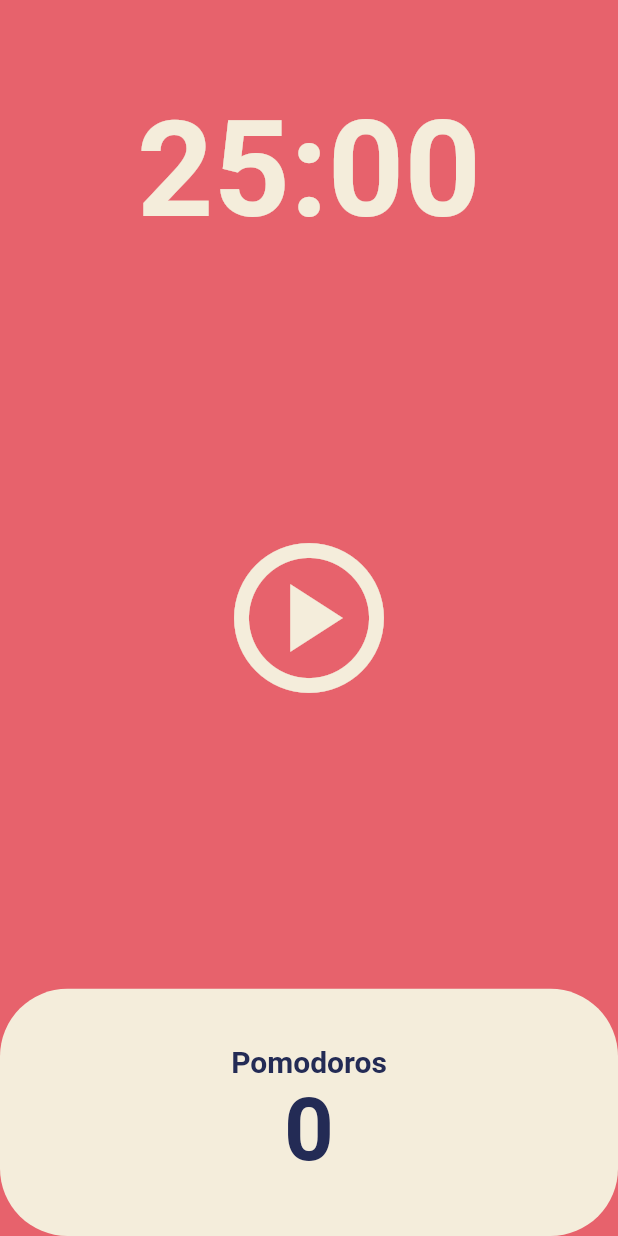
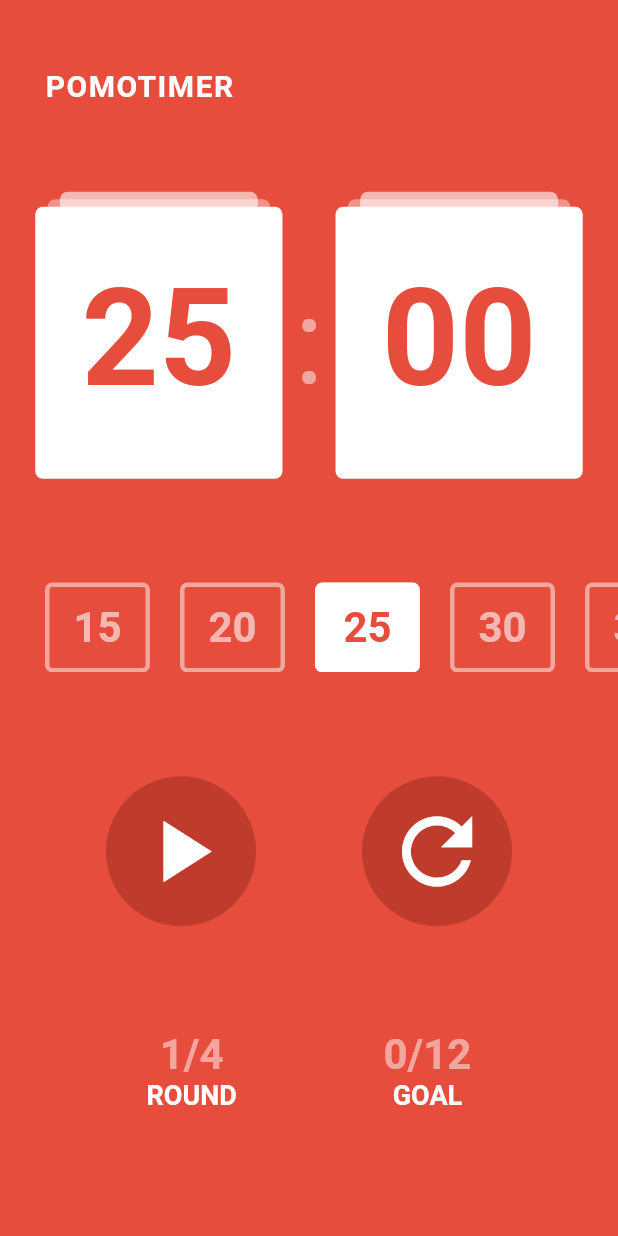
Before and after one commit to ukiiing00/toonflix, a Flutter app: the screen it shows after launch, on a phone screen of 412 x 824 dp. Run offline on Flutter 3.47's test engine with Material 2 defaults, Android fonts, the phone set to English and light mode, and no system bars.

Commit message:
Pomodoros CodeChallenge

```diff
--- a/lib/main.dart
+++ b/lib/main.dart
@@ -1,11 +1,32 @@
 import 'package:flutter/material.dart';
+import 'package:flutter/services.dart';
 import 'package:toonflix/screens/home_screen.dart';
-import 'package:toonflix/widgets/button.dart';
-import 'package:toonflix/widgets/currency_card.dart';
+import 'package:toonflix/screens/pomodoros_challenge_screen.dart';
 import 'package:toonflix/widgets/schedule_card.dart';
 
 void main() {
-  runApp(const Pomodoro());
+  runApp(const PomodorosChallenge());
+}
+
+class PomodorosChallenge extends StatefulWidget {
+  const PomodorosChallenge({super.key});
+
+  @override
+  State<PomodorosChallenge> createState() => _PomodorosChallengeState();
+}
+
+class _PomodorosChallengeState extends State<PomodorosChallenge> {
+  @override
+  Widget build(BuildContext context) {
+    SystemChrome.setEnabledSystemUIMode(SystemUiMode.manual, overlays: []);
+
+    return MaterialApp(
+      theme: ThemeData(
+        primaryColor: const Color(0xFFE64D3D),
+      ),
+      home: const PomodoroChallengeScreen(),
+    );
+  }
 }
 
 class Pomodoro extends StatelessWidget {
@@ -146,146 +167,3 @@ class CodeChallenge extends StatelessWidget {
     );
   }
 }
-
-class App extends StatelessWidget {
-  const App({super.key});
-
-  @override
-  Widget build(BuildContext context) {
-    return MaterialApp(
-      home: Scaffold(
-        backgroundColor: const Color(0xFF181818),
-        body: SingleChildScrollView(
-          child: Padding(
-            padding: const EdgeInsets.symmetric(
-              horizontal: 20,
-            ),
-            child: Column(
-              crossAxisAlignment: CrossAxisAlignment.start,
-              children: [
-                const SizedBox(
-                  height: 80,
-                ),
-                Row(
-                  mainAxisAlignment: MainAxisAlignment.end,
-                  children: [
-                    Column(
-                      crossAxisAlignment: CrossAxisAlignment.end,
-                      children: [
-                        const Text(
-                          "Hey, Selena",
-                          style: TextStyle(
-                            color: Colors.white,
-                            fontSize: 28,
-                            fontWeight: FontWeight.w800,
-                          ),
-                        ),
-                        Text(
-                          "Welcome back",
-                          style: TextStyle(
-                            color: Colors.white.withOpacity(0.8),
-                            fontSize: 18,
-                          ),
-                        ),
-                      ],
-                    )
-                  ],
-                ),
-                const SizedBox(
-                  height: 50,
-                ),
-                Text(
-                  "Total Balance",
-                  style: TextStyle(
-                    fontSize: 22,
-                    color: Colors.white.withOpacity(0.8),
-                  ),
-                ),
-                const SizedBox(
-                  height: 5,
-                ),
-                const Text(
-                  "\$5 194 382",
-                  style: TextStyle(
-                    color: Colors.white,
-                    fontSize: 44,
-                    fontWeight: FontWeight.w600,
-                  ),
-                ),
-                const SizedBox(
-                  height: 30,
-                ),
-                Row(
-                  mainAxisAlignment: MainAxisAlignment.spaceBetween,
-                  children: const [
-                    Button(
-                      text: 'Transfer',
-                      bgColor: Color(0xFFF1B33B),
-                      textColor: Colors.black,
-                    ),
-                    Button(
-                      text: 'Request',
-                      bgColor: Color(0xFF1F2123),
-                      textColor: Colors.white,
-                    ),
-                  ],
-                ),
-                const SizedBox(
-                  height: 70,
-                ),
-                Row(
-                  mainAxisAlignment: MainAxisAlignment.spaceBetween,
-                  crossAxisAlignment: CrossAxisAlignment.end,
-                  children: [
-                    const Text(
-                      "Wallets",
-                      style: TextStyle(
-                        fontSize: 36,
-                        color: Colors.white,
-                        fontWeight: FontWeight.w600,
-                      ),
-                    ),
-                    Text(
-                      'View all',
-                      style: TextStyle(
-                        color: Colors.white.withOpacity(0.8),
-                        fontSize: 18,
-                      ),
-                    )
-                  ],
-                ),
-                const SizedBox(
-                  height: 20,
-                ),
-                const CurrencyCard(
-                    name: "Euro",
-                    code: "EUR",
-                    amount: "6 284",
-                    icon: Icons.euro_rounded,
-                    isInverted: false),
-                Transform.translate(
-                  offset: const Offset(0, -15),
-                  child: const CurrencyCard(
-                      name: "BitCoin",
-                      code: "BTC",
-                      amount: "9 785",
-                      icon: Icons.currency_bitcoin,
-                      isInverted: true),
-                ),
-                Transform.translate(
-                  offset: const Offset(0, -30),
-                  child: const CurrencyCard(
-                      name: "Dollar",
-                      code: "USD",
-                      amount: "428",
-                      icon: Icons.attach_money,
-                      isInverted: false),
-                ),
-              ],
-            ),
-          ),
-        ),
-      ),
-    );
-  }
-}
--- /dev/null
+++ b/lib/screens/app_screen.dart
@@ -0,0 +1,146 @@
+import 'package:flutter/material.dart';
+import 'package:toonflix/widgets/button.dart';
+import 'package:toonflix/widgets/currency_card.dart';
+
+class App extends StatelessWidget {
+  const App({super.key});
+
+  @override
+  Widget build(BuildContext context) {
+    return MaterialApp(
+      home: Scaffold(
+        backgroundColor: const Color(0xFF181818),
+        body: SingleChildScrollView(
+          child: Padding(
+            padding: const EdgeInsets.symmetric(
+              horizontal: 20,
+            ),
+            child: Column(
+              crossAxisAlignment: CrossAxisAlignment.start,
+              children: [
+                const SizedBox(
+                  height: 80,
+                ),
+                Row(
+                  mainAxisAlignment: MainAxisAlignment.end,
+                  children: [
+                    Column(
+                      crossAxisAlignment: CrossAxisAlignment.end,
+                      children: [
+                        const Text(
+                          "Hey, Selena",
+                          style: TextStyle(
+                            color: Colors.white,
+                            fontSize: 28,
+                            fontWeight: FontWeight.w800,
+                          ),
+                        ),
+                        Text(
+                          "Welcome back",
+                          style: TextStyle(
+                            color: Colors.white.withOpacity(0.8),
+                            fontSize: 18,
+                          ),
+                        ),
+                      ],
+                    )
+                  ],
+                ),
+                const SizedBox(
+                  height: 50,
+                ),
+                Text(
+                  "Total Balance",
+                  style: TextStyle(
+                    fontSize: 22,
+                    color: Colors.white.withOpacity(0.8),
+                  ),
+                ),
+                const SizedBox(
+                  height: 5,
+                ),
+                const Text(
+                  "\$5 194 382",
+                  style: TextStyle(
+                    color: Colors.white,
+                    fontSize: 44,
+                    fontWeight: FontWeight.w600,
+                  ),
+                ),
+                const SizedBox(
+                  height: 30,
+                ),
+                Row(
+                  mainAxisAlignment: MainAxisAlignment.spaceBetween,
+                  children: const [
+                    Button(
+                      text: 'Transfer',
+                      bgColor: Color(0xFFF1B33B),
+                      textColor: Colors.black,
+                    ),
+                    Button(
+                      text: 'Request',
+                      bgColor: Color(0xFF1F2123),
+                      textColor: Colors.white,
+                    ),
+                  ],
+                ),
+                const SizedBox(
+                  height: 70,
+                ),
+                Row(
+                  mainAxisAlignment: MainAxisAlignment.spaceBetween,
+                  crossAxisAlignment: CrossAxisAlignment.end,
+                  children: [
+                    const Text(
+                      "Wallets",
+                      style: TextStyle(
+                        fontSize: 36,
+                        color: Colors.white,
+                        fontWeight: FontWeight.w600,
+                      ),
+                    ),
+                    Text(
+                      'View all',
+                      style: TextStyle(
+                        color: Colors.white.withOpacity(0.8),
+                        fontSize: 18,
+                      ),
+                    )
+                  ],
+                ),
+                const SizedBox(
+                  height: 20,
+                ),
+                const CurrencyCard(
+                    name: "Euro",
+                    code: "EUR",
+                    amount: "6 284",
+                    icon: Icons.euro_rounded,
+                    isInverted: false),
+                Transform.translate(
+                  offset: const Offset(0, -15),
+                  child: const CurrencyCard(
+                      name: "BitCoin",
+                      code: "BTC",
+                      amount: "9 785",
+                      icon: Icons.currency_bitcoin,
+                      isInverted: true),
+                ),
+                Transform.translate(
+                  offset: const Offset(0, -30),
+                  child: const CurrencyCard(
+                      name: "Dollar",
+                      code: "USD",
+                      amount: "428",
+                      icon: Icons.attach_money,
+                      isInverted: false),
+                ),
+              ],
+            ),
+          ),
+        ),
+      ),
+    );
+  }
+}
--- /dev/null
+++ b/lib/screens/pomodoros_challenge_screen.dart
@@ -0,0 +1,371 @@
+import 'dart:async';
+
+import 'package:flutter/material.dart';
+
+class PomodoroChallengeScreen extends StatefulWidget {
+  const PomodoroChallengeScreen({super.key});
+
+  @override
+  State<PomodoroChallengeScreen> createState() =>
+      _PomodoroChallengeScreenState();
+}
+
+class _PomodoroChallengeScreenState extends State<PomodoroChallengeScreen> {
+  List<int> minutes = [15, 20, 25, 30, 35];
+
+  int selectMinute = 1500;
+  int totalSecond = 1500;
+  bool isRunning = false;
+  int totalRound = 1;
+  int totalGoal = 1;
+  int _selectNum = 2;
+
+  late Timer timer;
+
+  void onSelectTime({required int time, required int index}) {
+    setState(() {
+      _selectNum = index;
+      selectMinute = time * 60;
+      totalSecond = selectMinute;
+    });
+  }
+
+  void onTick(Timer timer) {
+    if (totalSecond == 0) {
+      if (totalRound == 4) {
+        totalGoal + 1;
+        totalRound = 1;
+      } else {
+        totalRound += 1;
+      }
+      setState(() {
+        isRunning = false;
+        totalSecond = selectMinute;
+      });
+      timer.cancel();
+    } else {
+      setState(() {
+        totalSecond = totalSecond - 1;
+      });
+    }
+  }
+
+  void onStartPressed() {
+    timer = Timer.periodic(
+      const Duration(seconds: 1),
+      onTick,
+    );
+    setState(() {
+      isRunning = true;
+    });
+  }
+
+  void onStopPressed() {
+    timer.cancel();
+    setState(() {
+      isRunning = false;
+    });
+  }
+
+  void onResetPressed() {
+    if (totalGoal == 12) {
+      totalGoal = 0;
+    }
+    timer.cancel();
+    setState(() {
+      isRunning = false;
+      totalSecond = selectMinute;
+    });
+  }
+
+  List<String> format(int seconds) {
+    Duration duration = Duration(seconds: seconds);
+    return duration.toString().split('.').first.substring(2).split(':');
+  }
+
+  @override
+  Widget build(BuildContext context) {
+    final size = MediaQuery.of(context).size;
+    return Scaffold(
+      backgroundColor: Theme.of(context).primaryColor,
+      body: Column(
+        mainAxisAlignment: MainAxisAlignment.spaceBetween,
+        mainAxisSize: MainAxisSize.max,
+        children: [
+          Flexible(
+            flex: 1,
+            child: Container(
+              padding: const EdgeInsets.only(
+                left: 30,
+              ),
+              alignment: Alignment.bottomLeft,
+              child: const Text(
+                'POMOTIMER',
+                style: TextStyle(
+                  fontSize: 20,
+                  fontWeight: FontWeight.bold,
+                  color: Colors.white,
+                  letterSpacing: 1,
+                ),
+              ),
+            ),
+          ),
+          Flexible(
+            flex: 6,
+            child: Row(
+              mainAxisAlignment: MainAxisAlignment.center,
+              children: [
+                Stack(
+                  alignment: Alignment.topCenter,
+                  clipBehavior: Clip.none,
+                  children: [
+                    Positioned(
+                      child: Container(
+                        width: size.width * 0.4,
+                        height: size.height * 0.22,
+                        decoration: BoxDecoration(
+                          color: Colors.white,
+                          borderRadius: BorderRadius.circular(5),
+                        ),
+                      ),
+                    ),
+                    Positioned(
+                      top: -5,
+                      child: Container(
+                        width: size.width * 0.4 * 0.9,
+                        height: size.height * 0.22,
+                        decoration: BoxDecoration(
+                          color: Colors.white.withOpacity(0.4),
+                          borderRadius: BorderRadius.circular(5),
+                        ),
+                      ),
+                    ),
+                    Positioned(
+                      top: -10,
+                      child: Container(
+                        alignment: Alignment.center,
+                        width: size.width * 0.4 * 0.8,
+                        height: size.height * 0.22,
+                        decoration: BoxDecoration(
+                          color: Colors.white.withOpacity(0.6),
+                          borderRadius: BorderRadius.circular(5),
+                        ),
+                        child: Padding(
+                          padding: const EdgeInsets.only(
+                            top: 15,
+                          ),
+                          child: Text(
+                            format(totalSecond)[0],
+                            style: TextStyle(
+                                fontSize: 90,
+                                color: Theme.of(context).primaryColor,
+                                fontWeight: FontWeight.bold),
+                          ),
+                        ),
+                      ),
+                    ),
+                  ],
+                ),
+                Padding(
+                  padding: const EdgeInsets.all(8.0),
+                  child: Text(
+                    ':',
+                    textAlign: TextAlign.center,
+                    style: TextStyle(
+                      fontSize: 80,
+                      color: Colors.white.withOpacity(0.5),
+                    ),
+                  ),
+                ),
+                Stack(
+                  alignment: Alignment.topCenter,
+                  clipBehavior: Clip.none,
+                  children: [
+                    Positioned(
+                      child: Container(
+                        width: size.width * 0.4,
+                        height: size.height * 0.22,
+                        decoration: BoxDecoration(
+                          color: Colors.white,
+                          borderRadius: BorderRadius.circular(5),
+                        ),
+                      ),
+                    ),
+                    Positioned(
+                      top: -5,
+                      child: Container(
+                        width: size.width * 0.4 * 0.9,
+                        height: size.height * 0.22,
+                        decoration: BoxDecoration(
+                          color: Colors.white.withOpacity(0.4),
+                          borderRadius: BorderRadius.circular(5),
+                        ),
+                      ),
+                    ),
+                    Positioned(
+                      top: -10,
+                      child: Container(
+                        alignment: Alignment.center,
+                        width: size.width * 0.4 * 0.8,
+                        height: size.height * 0.22,
+                        decoration: BoxDecoration(
+                          color: Colors.white.withOpacity(0.6),
+                          borderRadius: BorderRadius.circular(5),
+                        ),
+                        child: Padding(
+                          padding: const EdgeInsets.only(top: 15),
+                          child: Text(
+                            format(totalSecond)[1],
+                            style: TextStyle(
+                                fontSize: 90,
+                                color: Theme.of(context).primaryColor,
+                                fontWeight: FontWeight.bold),
+                          ),
+                        ),
+                      ),
+                    ),
+                  ],
+                ),
+              ],
+            ),
+          ),
+          Flexible(
+            flex: 1,
+            child: SizedBox(
+              height: 60,
+              child: ListView.separated(
+                padding: const EdgeInsets.symmetric(
+                  horizontal: 30,
+                ),
+                separatorBuilder: (context, index) => const SizedBox(
+                  width: 20,
+                ),
+                scrollDirection: Axis.horizontal,
+                itemCount: minutes.length,
+                itemBuilder: (context, index) {
+                  print(index);
+                  return GestureDetector(
+                    onTap: () =>
+                        onSelectTime(time: minutes[index], index: index),
+                    child: Container(
+                      width: 70,
+                      decoration: BoxDecoration(
+                        color: _selectNum == index ? Colors.white : null,
+                        border: Border.all(
+                          width: 3,
+                          color: Colors.white.withOpacity(0.5),
+                        ),
+                        borderRadius: BorderRadius.circular(5),
+                      ),
+                      child: Center(
+                        child: Text(
+                          '${minutes[index]}',
+                          style: TextStyle(
+                            color: _selectNum == index
+                                ? Theme.of(context).primaryColor
+                                : Colors.white.withOpacity(0.6),
+                            fontSize: 28,
+                            fontWeight: FontWeight.bold,
+                          ),
+                        ),
+                      ),
+                    ),
+                  );
+                },
+              ),
+            ),
+          ),
+          Flexible(
+            flex: 2,
+            child: Row(
+              mainAxisAlignment: MainAxisAlignment.spaceEvenly,
+              children: [
+                GestureDetector(
+                  onTap: isRunning ? onStopPressed : onStartPressed,
+                  child: Container(
+                    height: 100,
+                    width: 100,
+                    decoration: const BoxDecoration(
+                      shape: BoxShape.circle,
+                      color: Color(0xFFBF3B2B),
+                    ),
+                    child: Icon(
+                      isRunning ? Icons.pause : Icons.play_arrow,
+                      size: 70,
+                      color: Colors.white,
+                    ),
+                  ),
+                ),
+                GestureDetector(
+                  onTap: onResetPressed,
+                  child: Container(
+                    height: 100,
+                    width: 100,
+                    decoration: const BoxDecoration(
+                      shape: BoxShape.circle,
+                      color: Color(0xFFBF3B2B),
+                    ),
+                    child: const Icon(
+                      Icons.refresh_outlined,
+                      size: 70,
+                      color: Colors.white,
+                    ),
+                  ),
+                ),
+              ],
+            ),
+          ),
+          Flexible(
+              flex: 2,
+              child: Row(
+                mainAxisAlignment: MainAxisAlignment.spaceEvenly,
+                children: [
+                  Column(
+                    mainAxisAlignment: MainAxisAlignment.start,
+                    children: [
+                      Text(
+                        '$totalRound/4',
+                        style: TextStyle(
+                          color: Colors.white.withOpacity(0.5),
+                          fontSize: 28,
+                          fontWeight: FontWeight.w600,
+                        ),
+                      ),
+                      const Text(
+                        'ROUND',
+                        style: TextStyle(
+                          color: Colors.white,
+                          fontWeight: FontWeight.bold,
+                          fontSize: 18,
+                        ),
+                      ),
+                    ],
+                  ),
+                  Column(
+                    mainAxisAlignment: MainAxisAlignment.start,
+                    children: [
+                      Text(
+                        '0/12',
+                        style: TextStyle(
+                          color: Colors.white.withOpacity(0.5),
+                          fontSize: 28,
+                          fontWeight: FontWeight.w600,
+                        ),
+                      ),
+                      const Text(
+                        'GOAL',
+                        style: TextStyle(
+                          color: Colors.white,
+                          fontWeight: FontWeight.bold,
+                          fontSize: 18,
+                        ),
+                      ),
+                    ],
+                  )
+                ],
+              )),
+        ],
+      ),
+    );
+  }
+}
```
Also changed, not shown: 1 other file.
